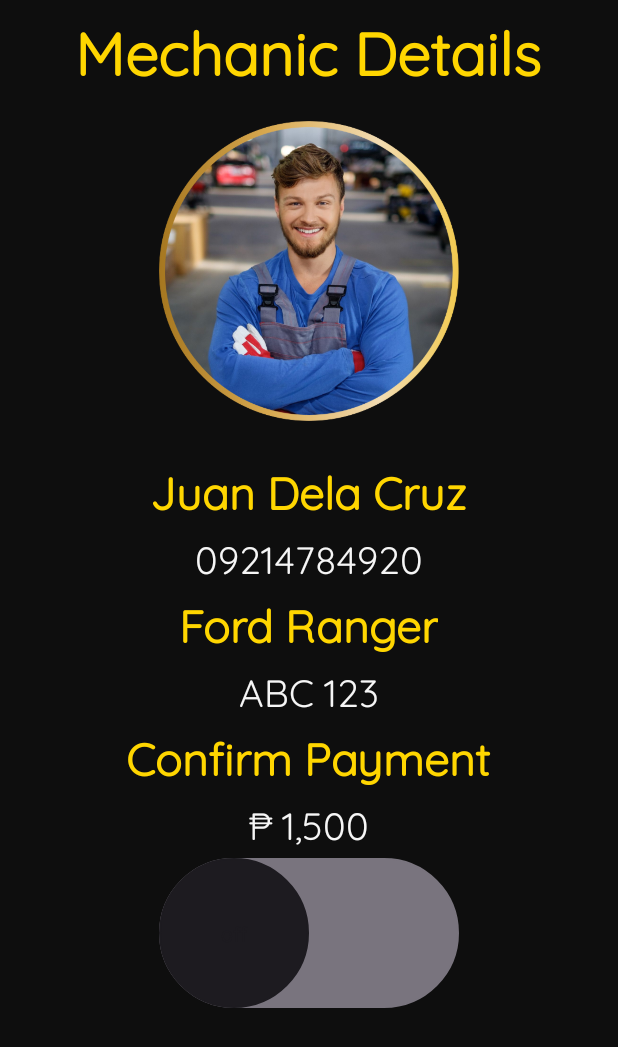
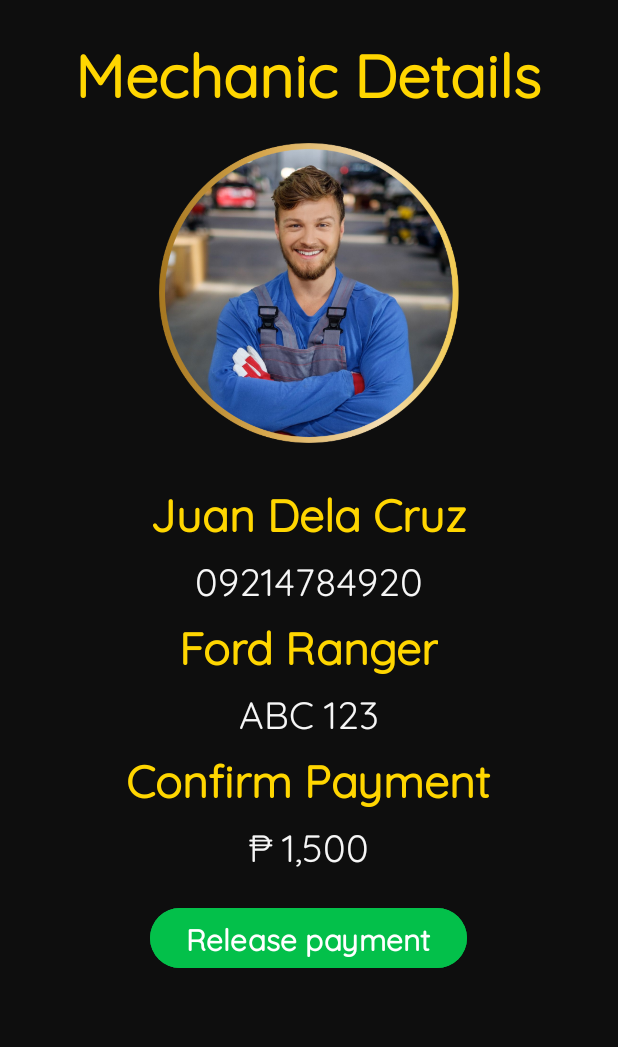
Before and after one commit to Wengie21/BAT, an Android app: the MechanicPage screen opened directly, with no data from a screen before it, on a phone screen of 412 x 824 dp. Shown: the top 1047 px of the screen. Run offline under Robolectric (Android 15) with nearby library versions, the phone set to English and light mode, and no system bars.

Commit message:
changed sliding button in MechanicPage to normal button and added alert dialog for confirmation of payment

```diff
--- a/app/src/main/java/com/example/bat/MechanicPage.java
+++ b/app/src/main/java/com/example/bat/MechanicPage.java
@@ -1,8 +1,13 @@
 package com.example.bat;
 
+import android.content.DialogInterface;
+import android.content.Intent;
 import android.os.Bundle;
+import android.view.View;
+import android.widget.Button;
 
 import androidx.activity.EdgeToEdge;
+import androidx.appcompat.app.AlertDialog;
 import androidx.appcompat.app.AppCompatActivity;
 import androidx.core.graphics.Insets;
 import androidx.core.view.ViewCompat;
@@ -10,15 +15,46 @@ import androidx.core.view.WindowInsetsCompat;
 
 public class MechanicPage extends AppCompatActivity {
 
+    Button release;
     @Override
     protected void onCreate(Bundle savedInstanceState) {
         super.onCreate(savedInstanceState);
         EdgeToEdge.enable(this);
         setContentView(R.layout.activity_mechanic_page);
-        ViewCompat.setOnApplyWindowInsetsListener(findViewById(R.id.main), (v, insets) -> {
-            Insets systemBars = insets.getInsets(WindowInsetsCompat.Type.systemBars());
-            v.setPadding(systemBars.left, systemBars.top, systemBars.right, systemBars.bottom);
-            return insets;
+
+        release = findViewById(R.id.payBtn);
+
+        release.setOnClickListener(new View.OnClickListener() {
+            @Override
+            public void onClick(View view) {
+
+                AlertDialog.Builder builder = new AlertDialog.Builder(MechanicPage.this);
+                // Set the message show for the Alert time
+                builder.setMessage("Confirm release of payment to Mechanic?\nNote: Only confirm once service is done");
+                // Set Alert Title
+                builder.setTitle("Payment Release Confirmation");
+                // Set Cancelable false for when the user clicks on the outside the Dialog Box then it will remain show
+                builder.setCancelable(false);
+                // Set the positive button with yes name Lambda OnClickListener method is use of DialogInterface interface.
+                builder.setPositiveButton("Confirm", (DialogInterface.OnClickListener) (dialog, which) -> {// When the user click yes button then app will close
+                    Intent intent = new Intent(getApplicationContext(), EndScreen.class);
+                    startActivity(intent);
+                });
+                // Set the Negative button with No name Lambda OnClickListener method is use of DialogInterface interface.
+                builder.setNegativeButton("Cancel", (DialogInterface.OnClickListener) (dialog, which) -> {
+                    // If user click no then dialog box is canceled.
+                    dialog.cancel();
+                });
+                // Create the Alert dialog
+                AlertDialog alertDialog = builder.create();
+                // Show the Alert Dialog box
+                alertDialog.show();
+
+            }
         });
+
+
+
+
     }
 }
--- a/app/src/main/res/drawable/thumb.xml
+++ /dev/null
@@ -1,26 +0,0 @@
-<?xml version="1.0" encoding="utf-8"?>
-<selector xmlns:android="http://schemas.android.com/apk/res/android">
-    <!--first of all we are going to create thumb item where we will
-        keep state_checked="true" that means when toggleButton is turned on.
-        It is filled with white color having border-color green. Its height and
-        width both are made 100 dp.-->
-    <item android:state_checked="true">
-        <shape android:shape="oval">
-            <solid android:color="@android:color/white" />
-            <stroke android:width="1dp" android:color="#34c759" />
-            <size android:width="100dp" android:height="100dp" />
-        </shape>
-    </item>
-
-    <!--first of all we are going to create thumb item where we will
-    keep state_checked="false" that means when toggleButton is turned off.
-    It is filled with white color having border-color white. Its height and
-    width both are made 100 dp.-->
-    <item android:state_checked="false">
-        <shape android:shape="oval">
-            <solid android:color="@android:color/white" />
-            <stroke android:width="1dp" android:color="#8c8c8c" />
-            <size android:width="100dp" android:height="100dp" />
-        </shape>
-    </item>
-</selector>
--- a/app/src/main/res/drawable/track.xml
+++ /dev/null
@@ -1,30 +0,0 @@
-<?xml version="1.0" encoding="utf-8"?>
-<selector xmlns:android="http://schemas.android.com/apk/res/android">
-    <!--we are going to create the track and implement its functionality
-      when the toggleButton is turned on. I have made its shape rectangular and color
-      is set to green. Height is fitted to 20 dp and corners-radius is made 100 dp for
-      rounded shape at every corner of rectangle.
-      -->
-    <item android:state_checked="true">
-        <shape android:shape="rectangle">
-            <solid android:color="#34c759" />
-            <corners android:radius="100dp" />
-            <stroke android:width="1dp" android:color="#8c8c8c" />
-            <size android:height="20dp" />
-        </shape>
-    </item>
-
-    <!--we are going to create the track and implement its functionalities
-    when the toggleButton is turned off.I have made its shape rectangular and color
-    is set to white. Height is fitted to 20 dp and corners-radius is made 100 dp for
-    rounded shape at every corner of rectangle.
-    -->
-    <item android:state_checked="false">
-        <shape android:shape="rectangle">
-            <solid android:color="@android:color/white" />
-            <corners android:radius="100dp" />
-            <stroke android:width="1dp" android:color="#8c8c8c" />
-            <size android:height="20dp" />
-        </shape>
-    </item>
-</selector>
--- a/app/src/main/res/layout/activity_mechanic_page.xml
+++ b/app/src/main/res/layout/activity_mechanic_page.xml
@@ -13,13 +13,14 @@
         android:layout_width="wrap_content"
         android:layout_height="wrap_content"
         android:layout_gravity="center"
-        android:layout_marginTop="5dp"
+        android:layout_marginTop="20dp"
         android:background="#00FFFFFF"
         android:fontFamily="@font/quicksand"
         android:text="Mechanic Details"
         android:textColor="#FFD600"
         android:textSize="40dp"
-        android:textStyle="bold" />
+        android:textStyle="bold"
+        />
 
     <ImageView
         android:id="@+id/imageView"
@@ -97,14 +98,17 @@
         android:textColor="#F6F6F6"
         android:textSize="25dp" />
 
-    <androidx.appcompat.widget.SwitchCompat
+    <Button
+        android:id="@+id/payBtn"
         android:layout_width="wrap_content"
         android:layout_height="wrap_content"
         android:layout_gravity="center"
-        android:textOff="off"
-        android:textOn="on"
-        android:thumb="@drawable/thumb"
-        app:showText="true"
-        android:layout_marginTop="5dp"
-        app:track="@drawable/track" />
+        android:layout_marginTop="20dp"
+        android:text="Release payment"
+        android:backgroundTint="#03C04A"
+        android:textSize="20sp"
+        android:fontFamily="@font/quicksand"
+        android:textStyle="bold" />
+
+
 </LinearLayout>
```
